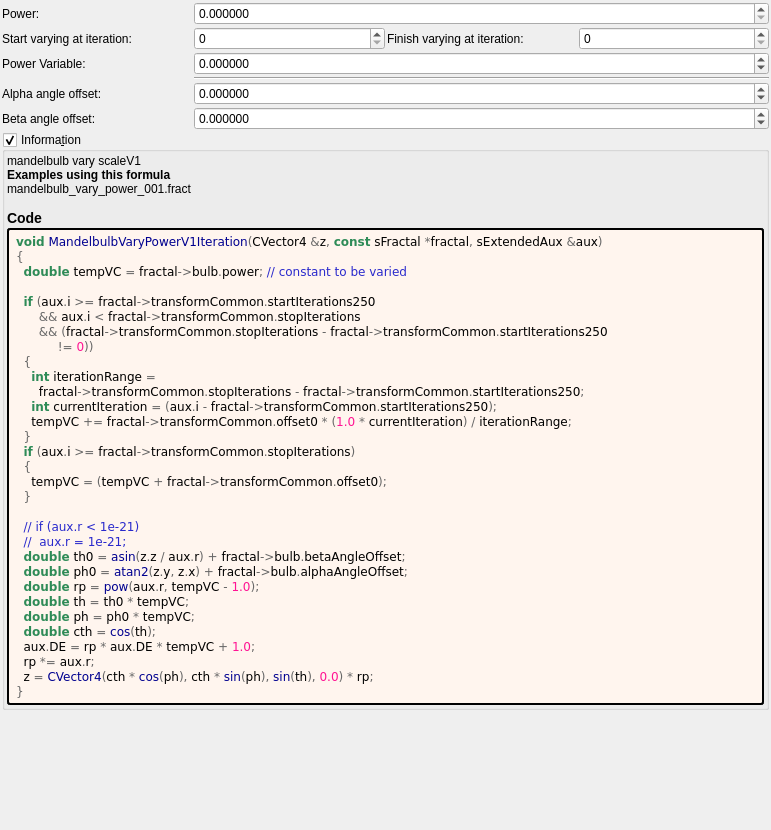
The window that mandelbulber2/formula/ui/mandelbulb_vary_power_v1.ui (buddhi1980/mandelbulber2) describes before a commit, drawn with Qt 5.
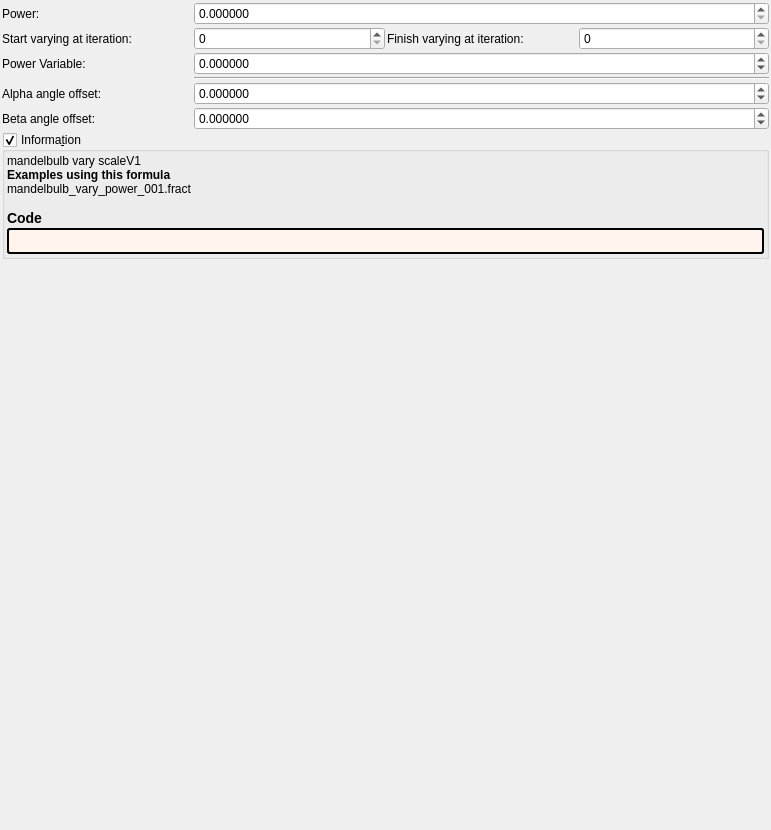
The same window after the commit. Custom widgets are drawn as their Qt base class.

What changed in the file:
```diff
--- a/mandelbulber2/formula/ui/mandelbulb_vary_power_v1.ui
+++ b/mandelbulber2/formula/ui/mandelbulb_vary_power_v1.ui
@@ -280,40 +280,7 @@
          <string notr="true">border-style: outset; border-width: 2px; border-radius: 3px; border-color: black; background-color: #fff5ee; padding: 4px;</string>
         </property>
         <property name="text">
-         <string notr="true">&lt;body style=&quot;background-color:#fff5ee&quot;&gt;
-&lt;pre style=&quot;color:#000000; background-color:#fff5ee;  font-family:'Courier New',monospace;&quot;&gt;&lt;span style=&quot;color:#2e8b57; font-weight:bold&quot;&gt;void&lt;/span&gt; &lt;span style=&quot;color:#00008f&quot;&gt;MandelbulbVaryPowerV1Iteration&lt;/span&gt;&lt;span style=&quot;color:#676767&quot;&gt;(&lt;/span&gt;CVector4 &lt;span style=&quot;color:#676767&quot;&gt;&amp;amp;&lt;/span&gt;z&lt;span style=&quot;color:#676767&quot;&gt;,&lt;/span&gt; &lt;span style=&quot;color:#2e8b57; font-weight:bold&quot;&gt;const&lt;/span&gt; sFractal &lt;span style=&quot;color:#676767&quot;&gt;*&lt;/span&gt;fractal&lt;span style=&quot;color:#676767&quot;&gt;,&lt;/span&gt; sExtendedAux &lt;span style=&quot;color:#676767&quot;&gt;&amp;amp;&lt;/span&gt;aux&lt;span style=&quot;color:#676767&quot;&gt;)&lt;/span&gt;
-&lt;span style=&quot;color:#676767&quot;&gt;{&lt;/span&gt;
-  &lt;span style=&quot;color:#2e8b57; font-weight:bold&quot;&gt;double&lt;/span&gt; tempVC &lt;span style=&quot;color:#676767&quot;&gt;=&lt;/span&gt; fractal&lt;span style=&quot;color:#676767&quot;&gt;-&amp;gt;&lt;/span&gt;bulb&lt;span style=&quot;color:#676767&quot;&gt;.&lt;/span&gt;power&lt;span style=&quot;color:#676767&quot;&gt;;&lt;/span&gt; &lt;span style=&quot;color:#2929cc&quot;&gt;// constant to be varied&lt;/span&gt;
-
-  &lt;span style=&quot;color:#2e8b57; font-weight:bold&quot;&gt;if&lt;/span&gt; &lt;span style=&quot;color:#676767&quot;&gt;(&lt;/span&gt;aux&lt;span style=&quot;color:#676767&quot;&gt;.&lt;/span&gt;i &lt;span style=&quot;color:#676767&quot;&gt;&amp;gt;=&lt;/span&gt; fractal&lt;span style=&quot;color:#676767&quot;&gt;-&amp;gt;&lt;/span&gt;transformCommon&lt;span style=&quot;color:#676767&quot;&gt;.&lt;/span&gt;startIterations250
-      &lt;span style=&quot;color:#676767&quot;&gt;&amp;amp;&amp;amp;&lt;/span&gt; aux&lt;span style=&quot;color:#676767&quot;&gt;.&lt;/span&gt;i &lt;span style=&quot;color:#676767&quot;&gt;&amp;lt;&lt;/span&gt; fractal&lt;span style=&quot;color:#676767&quot;&gt;-&amp;gt;&lt;/span&gt;transformCommon&lt;span style=&quot;color:#676767&quot;&gt;.&lt;/span&gt;stopIterations
-      &lt;span style=&quot;color:#676767&quot;&gt;&amp;amp;&amp;amp; (&lt;/span&gt;fractal&lt;span style=&quot;color:#676767&quot;&gt;-&amp;gt;&lt;/span&gt;transformCommon&lt;span style=&quot;color:#676767&quot;&gt;.&lt;/span&gt;stopIterations &lt;span style=&quot;color:#676767&quot;&gt;-&lt;/span&gt; fractal&lt;span style=&quot;color:#676767&quot;&gt;-&amp;gt;&lt;/span&gt;transformCommon&lt;span style=&quot;color:#676767&quot;&gt;.&lt;/span&gt;startIterations250
-           &lt;span style=&quot;color:#676767&quot;&gt;!=&lt;/span&gt; &lt;span style=&quot;color:#ff1493&quot;&gt;0&lt;/span&gt;&lt;span style=&quot;color:#676767&quot;&gt;))&lt;/span&gt;
-  &lt;span style=&quot;color:#676767&quot;&gt;{&lt;/span&gt;
-    &lt;span style=&quot;color:#2e8b57; font-weight:bold&quot;&gt;int&lt;/span&gt; iterationRange &lt;span style=&quot;color:#676767&quot;&gt;=&lt;/span&gt;
-      fractal&lt;span style=&quot;color:#676767&quot;&gt;-&amp;gt;&lt;/span&gt;transformCommon&lt;span style=&quot;color:#676767&quot;&gt;.&lt;/span&gt;stopIterations &lt;span style=&quot;color:#676767&quot;&gt;-&lt;/span&gt; fractal&lt;span style=&quot;color:#676767&quot;&gt;-&amp;gt;&lt;/span&gt;transformCommon&lt;span style=&quot;color:#676767&quot;&gt;.&lt;/span&gt;startIterations250&lt;span style=&quot;color:#676767&quot;&gt;;&lt;/span&gt;
-    &lt;span style=&quot;color:#2e8b57; font-weight:bold&quot;&gt;int&lt;/span&gt; currentIteration &lt;span style=&quot;color:#676767&quot;&gt;= (&lt;/span&gt;aux&lt;span style=&quot;color:#676767&quot;&gt;.&lt;/span&gt;i &lt;span style=&quot;color:#676767&quot;&gt;-&lt;/span&gt; fractal&lt;span style=&quot;color:#676767&quot;&gt;-&amp;gt;&lt;/span&gt;transformCommon&lt;span style=&quot;color:#676767&quot;&gt;.&lt;/span&gt;startIterations250&lt;span style=&quot;color:#676767&quot;&gt;);&lt;/span&gt;
-    tempVC &lt;span style=&quot;color:#676767&quot;&gt;+=&lt;/span&gt; fractal&lt;span style=&quot;color:#676767&quot;&gt;-&amp;gt;&lt;/span&gt;transformCommon&lt;span style=&quot;color:#676767&quot;&gt;.&lt;/span&gt;offset0 &lt;span style=&quot;color:#676767&quot;&gt;* (&lt;/span&gt;&lt;span style=&quot;color:#ff1493&quot;&gt;1.0&lt;/span&gt; &lt;span style=&quot;color:#676767&quot;&gt;*&lt;/span&gt; currentIteration&lt;span style=&quot;color:#676767&quot;&gt;) /&lt;/span&gt; iterationRange&lt;span style=&quot;color:#676767&quot;&gt;;&lt;/span&gt;
-  &lt;span style=&quot;color:#676767&quot;&gt;}&lt;/span&gt;
-  &lt;span style=&quot;color:#2e8b57; font-weight:bold&quot;&gt;if&lt;/span&gt; &lt;span style=&quot;color:#676767&quot;&gt;(&lt;/span&gt;aux&lt;span style=&quot;color:#676767&quot;&gt;.&lt;/span&gt;i &lt;span style=&quot;color:#676767&quot;&gt;&amp;gt;=&lt;/span&gt; fractal&lt;span style=&quot;color:#676767&quot;&gt;-&amp;gt;&lt;/span&gt;transformCommon&lt;span style=&quot;color:#676767&quot;&gt;.&lt;/span&gt;stopIterations&lt;span style=&quot;color:#676767&quot;&gt;)&lt;/span&gt;
-  &lt;span style=&quot;color:#676767&quot;&gt;{&lt;/span&gt;
-    tempVC &lt;span style=&quot;color:#676767&quot;&gt;= (&lt;/span&gt;tempVC &lt;span style=&quot;color:#676767&quot;&gt;+&lt;/span&gt; fractal&lt;span style=&quot;color:#676767&quot;&gt;-&amp;gt;&lt;/span&gt;transformCommon&lt;span style=&quot;color:#676767&quot;&gt;.&lt;/span&gt;offset0&lt;span style=&quot;color:#676767&quot;&gt;);&lt;/span&gt;
-  &lt;span style=&quot;color:#676767&quot;&gt;}&lt;/span&gt;
-
-  &lt;span style=&quot;color:#2929cc&quot;&gt;// if (aux.r &amp;lt; 1e-21)&lt;/span&gt;
-  &lt;span style=&quot;color:#2929cc&quot;&gt;//  aux.r = 1e-21;&lt;/span&gt;
-  &lt;span style=&quot;color:#2e8b57; font-weight:bold&quot;&gt;double&lt;/span&gt; th0 &lt;span style=&quot;color:#676767&quot;&gt;=&lt;/span&gt; &lt;span style=&quot;color:#00008f&quot;&gt;asin&lt;/span&gt;&lt;span style=&quot;color:#676767&quot;&gt;(&lt;/span&gt;z&lt;span style=&quot;color:#676767&quot;&gt;.&lt;/span&gt;z &lt;span style=&quot;color:#676767&quot;&gt;/&lt;/span&gt; aux&lt;span style=&quot;color:#676767&quot;&gt;.&lt;/span&gt;r&lt;span style=&quot;color:#676767&quot;&gt;) +&lt;/span&gt; fractal&lt;span style=&quot;color:#676767&quot;&gt;-&amp;gt;&lt;/span&gt;bulb&lt;span style=&quot;color:#676767&quot;&gt;.&lt;/span&gt;betaAngleOffset&lt;span style=&quot;color:#676767&quot;&gt;;&lt;/span&gt;
-  &lt;span style=&quot;color:#2e8b57; font-weight:bold&quot;&gt;double&lt;/span&gt; ph0 &lt;span style=&quot;color:#676767&quot;&gt;=&lt;/span&gt; &lt;span style=&quot;color:#00008f&quot;&gt;atan2&lt;/span&gt;&lt;span style=&quot;color:#676767&quot;&gt;(&lt;/span&gt;z&lt;span style=&quot;color:#676767&quot;&gt;.&lt;/span&gt;y&lt;span style=&quot;color:#676767&quot;&gt;,&lt;/span&gt; z&lt;span style=&quot;color:#676767&quot;&gt;.&lt;/span&gt;x&lt;span style=&quot;color:#676767&quot;&gt;) +&lt;/span&gt; fractal&lt;span style=&quot;color:#676767&quot;&gt;-&amp;gt;&lt;/span&gt;bulb&lt;span style=&quot;color:#676767&quot;&gt;.&lt;/span&gt;alphaAngleOffset&lt;span style=&quot;color:#676767&quot;&gt;;&lt;/span&gt;
-  &lt;span style=&quot;color:#2e8b57; font-weight:bold&quot;&gt;double&lt;/span&gt; rp &lt;span style=&quot;color:#676767&quot;&gt;=&lt;/span&gt; &lt;span style=&quot;color:#00008f&quot;&gt;pow&lt;/span&gt;&lt;span style=&quot;color:#676767&quot;&gt;(&lt;/span&gt;aux&lt;span style=&quot;color:#676767&quot;&gt;.&lt;/span&gt;r&lt;span style=&quot;color:#676767&quot;&gt;,&lt;/span&gt; tempVC &lt;span style=&quot;color:#676767&quot;&gt;-&lt;/span&gt; &lt;span style=&quot;color:#ff1493&quot;&gt;1.0&lt;/span&gt;&lt;span style=&quot;color:#676767&quot;&gt;);&lt;/span&gt;
-  &lt;span style=&quot;color:#2e8b57; font-weight:bold&quot;&gt;double&lt;/span&gt; th &lt;span style=&quot;color:#676767&quot;&gt;=&lt;/span&gt; th0 &lt;span style=&quot;color:#676767&quot;&gt;*&lt;/span&gt; tempVC&lt;span style=&quot;color:#676767&quot;&gt;;&lt;/span&gt;
-  &lt;span style=&quot;color:#2e8b57; font-weight:bold&quot;&gt;double&lt;/span&gt; ph &lt;span style=&quot;color:#676767&quot;&gt;=&lt;/span&gt; ph0 &lt;span style=&quot;color:#676767&quot;&gt;*&lt;/span&gt; tempVC&lt;span style=&quot;color:#676767&quot;&gt;;&lt;/span&gt;
-  &lt;span style=&quot;color:#2e8b57; font-weight:bold&quot;&gt;double&lt;/span&gt; cth &lt;span style=&quot;color:#676767&quot;&gt;=&lt;/span&gt; &lt;span style=&quot;color:#00008f&quot;&gt;cos&lt;/span&gt;&lt;span style=&quot;color:#676767&quot;&gt;(&lt;/span&gt;th&lt;span style=&quot;color:#676767&quot;&gt;);&lt;/span&gt;
-  aux&lt;span style=&quot;color:#676767&quot;&gt;.&lt;/span&gt;DE &lt;span style=&quot;color:#676767&quot;&gt;=&lt;/span&gt; rp &lt;span style=&quot;color:#676767&quot;&gt;*&lt;/span&gt; aux&lt;span style=&quot;color:#676767&quot;&gt;.&lt;/span&gt;DE &lt;span style=&quot;color:#676767&quot;&gt;*&lt;/span&gt; tempVC &lt;span style=&quot;color:#676767&quot;&gt;+&lt;/span&gt; &lt;span style=&quot;color:#ff1493&quot;&gt;1.0&lt;/span&gt;&lt;span style=&quot;color:#676767&quot;&gt;;&lt;/span&gt;
-  rp &lt;span style=&quot;color:#676767&quot;&gt;*=&lt;/span&gt; aux&lt;span style=&quot;color:#676767&quot;&gt;.&lt;/span&gt;r&lt;span style=&quot;color:#676767&quot;&gt;;&lt;/span&gt;
-  z &lt;span style=&quot;color:#676767&quot;&gt;=&lt;/span&gt; &lt;span style=&quot;color:#00008f&quot;&gt;CVector4&lt;/span&gt;&lt;span style=&quot;color:#676767&quot;&gt;(&lt;/span&gt;cth &lt;span style=&quot;color:#676767&quot;&gt;*&lt;/span&gt; &lt;span style=&quot;color:#00008f&quot;&gt;cos&lt;/span&gt;&lt;span style=&quot;color:#676767&quot;&gt;(&lt;/span&gt;ph&lt;span style=&quot;color:#676767&quot;&gt;),&lt;/span&gt; cth &lt;span style=&quot;color:#676767&quot;&gt;*&lt;/span&gt; &lt;span style=&quot;color:#00008f&quot;&gt;sin&lt;/span&gt;&lt;span style=&quot;color:#676767&quot;&gt;(&lt;/span&gt;ph&lt;span style=&quot;color:#676767&quot;&gt;),&lt;/span&gt; &lt;span style=&quot;color:#00008f&quot;&gt;sin&lt;/span&gt;&lt;span style=&quot;color:#676767&quot;&gt;(&lt;/span&gt;th&lt;span style=&quot;color:#676767&quot;&gt;),&lt;/span&gt; &lt;span style=&quot;color:#ff1493&quot;&gt;0.0&lt;/span&gt;&lt;span style=&quot;color:#676767&quot;&gt;) *&lt;/span&gt; rp&lt;span style=&quot;color:#676767&quot;&gt;;&lt;/span&gt;
-&lt;span style=&quot;color:#676767&quot;&gt;}&lt;/span&gt;
-&lt;/pre&gt;
-&lt;/body&gt;</string>
+         <string notr="true"></string>
         </property>
         <property name="wordWrap">
          <bool>true</bool>
```
